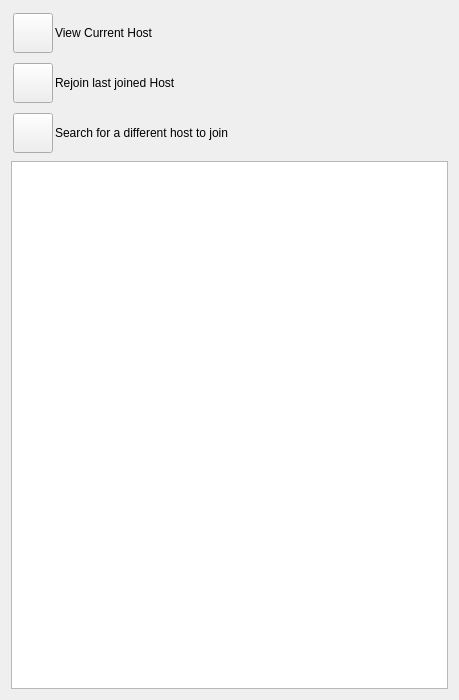
Qt form nolimitgui/src/Forms/AppletHostJoinConnect.ui (nolimitconnect/NoLimitConnect) before a commit.
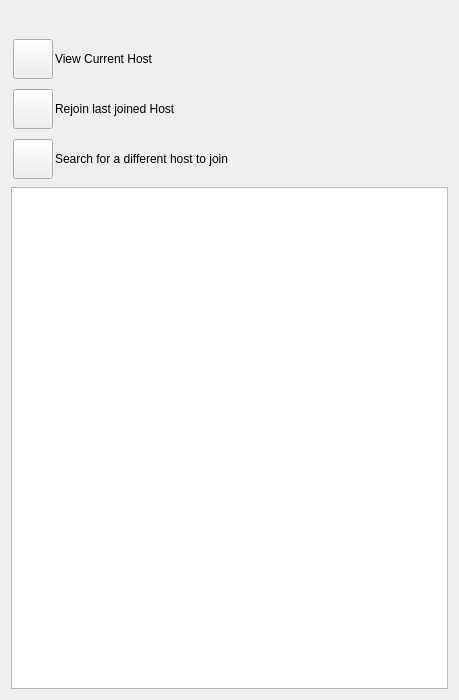
The same form after that commit. Custom widgets are drawn as their Qt base class.

Commit message: Rework connect/disconnect from host and membership management

Diff of the .ui file:
```diff
--- a/nolimitgui/src/Forms/AppletHostJoinConnect.ui
+++ b/nolimitgui/src/Forms/AppletHostJoinConnect.ui
@@ -20,6 +20,16 @@
    <string>Choose User</string>
   </property>
   <layout class="QVBoxLayout" name="verticalLayout">
+   <item>
+    <widget class="QLabel" name="m_StatusLabel_2">
+     <property name="text">
+      <string notr="true"/>
+     </property>
+    </widget>
+   </item>
+   <item>
+    <widget class="IdentWidget" name="m_AdminIdentWidget" native="true"/>
+   </item>
    <item>
     <widget class="QFrame" name="m_ViewCurrentFrame">
      <layout class="QHBoxLayout" name="horizontalLayout_12">
@@ -167,6 +177,12 @@
   </layout>
  </widget>
  <customwidgets>
+  <customwidget>
+   <class>IdentWidget</class>
+   <extends>QWidget</extends>
+   <header>IdentWidget.h</header>
+   <container>1</container>
+  </customwidget>
   <customwidget>
    <class>VxPushButton</class>
    <extends>QPushButton</extends>
```
The commit also changes 143 other files.
